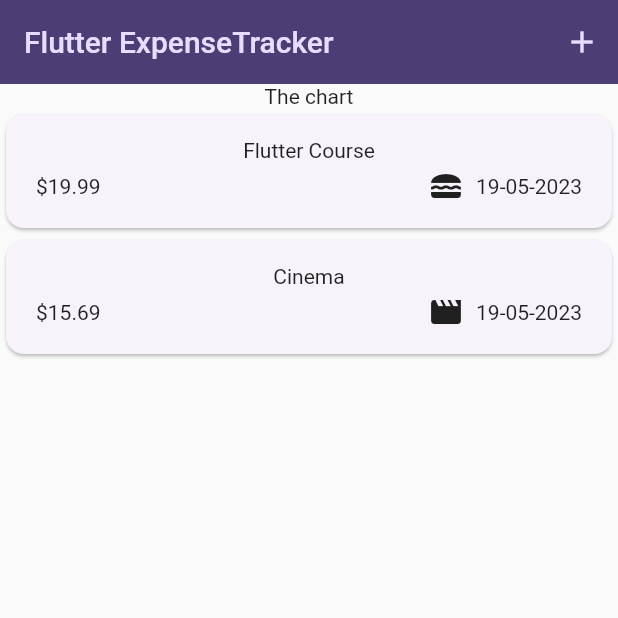
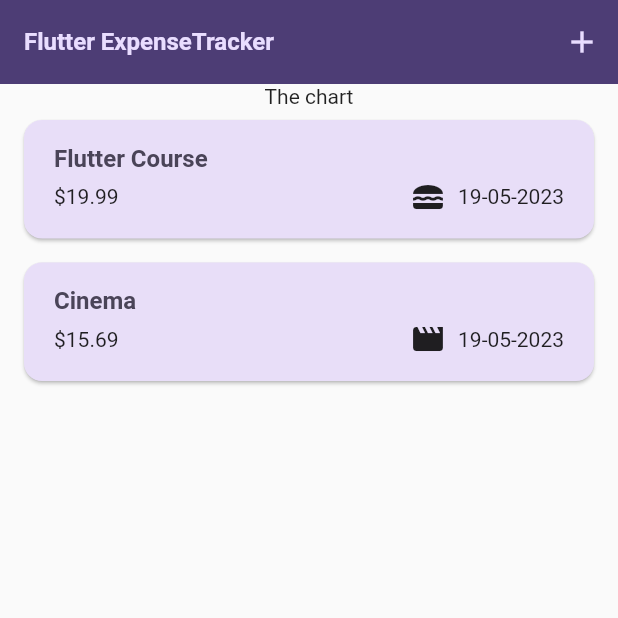
Before and after one commit to MattiaLR95/expense_tracker_flutter, a Flutter app: the screen it shows after launch, on a phone screen of 412 x 824 dp, the top half of it. Run offline on Flutter 3.47's test engine with Material 2 defaults, Android fonts, the phone set to English and light mode, and no system bars.

Commit message:
Modifica del tema per permettere all'utente di comprendere quando sta eliminando un elemento dalla lista

```diff
--- a/lib/widgets/expenses_list/expense_item.dart
+++ b/lib/widgets/expenses_list/expense_item.dart
@@ -15,8 +15,12 @@ class ExpenseItem extends StatelessWidget {
           vertical: 16,
         ),
         child: Column(
+          crossAxisAlignment: CrossAxisAlignment.start,
           children: [
-            Text(expense.title),
+            Text(
+              expense.title,
+              style: Theme.of(context).textTheme.titleLarge,
+            ),
             const SizedBox(
               height: 4,
             ),
--- a/lib/widgets/expenses_list/expenses_list.dart
+++ b/lib/widgets/expenses_list/expenses_list.dart
@@ -19,6 +19,14 @@ class ExpensesList extends StatelessWidget {
       itemCount: expenses.length,
       itemBuilder: (ctx, index) => Dismissible(
         key: ValueKey(expenses[index]),
+        background: Container(
+          margin: EdgeInsets.symmetric(
+              horizontal: Theme.of(context).cardTheme.margin!.horizontal),
+          decoration: BoxDecoration(
+            color: Theme.of(context).colorScheme.error.withOpacity(0.75),
+            borderRadius: BorderRadius.circular(10),
+          ),
+        ),
         onDismissed: (direction) {
           onRemoveExpense(expenses[index]);
         },
```
Also changed, not shown: lib/main.dart (+21 -6 lines).
